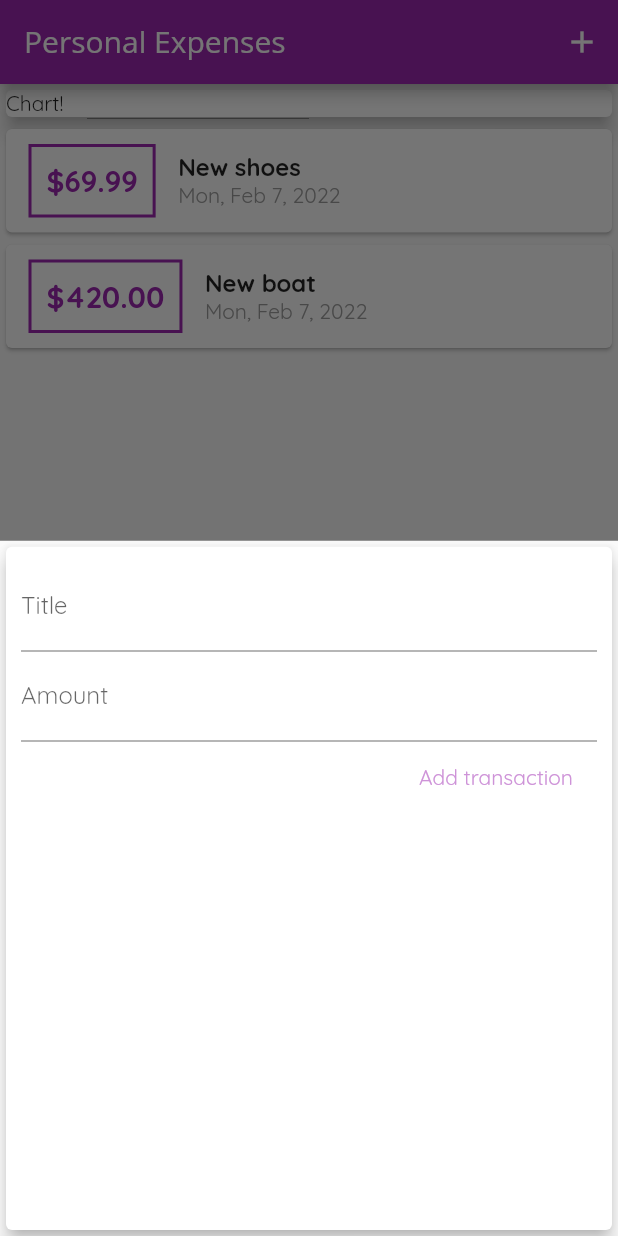
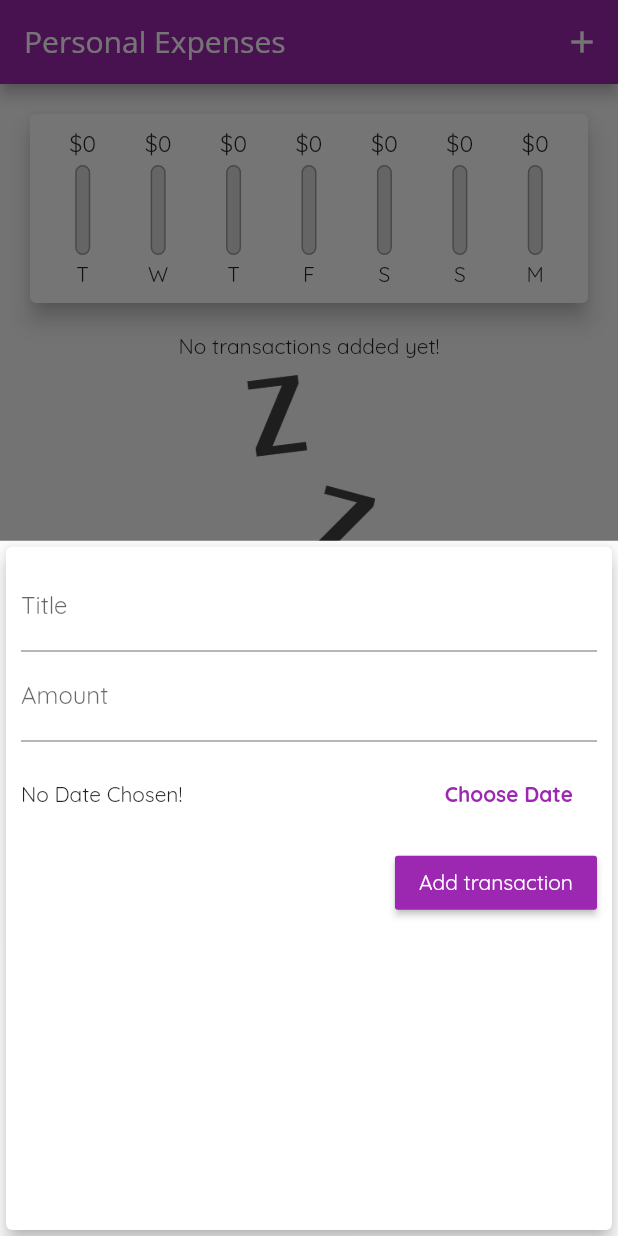
Before and after one commit to nrudelic/Flutter-develop, a Flutter app: the screen it shows after launch, after a tap on the "add" icon, on a phone screen of 412 x 824 dp. Run offline on Flutter 3.47's test engine with Material 2 defaults, Android fonts, the phone set to English and light mode, and no system bars.

Commit message:
ALmost finished

```diff
--- a/expenses_calculator/lib/main.dart
+++ b/expenses_calculator/lib/main.dart
@@ -1,7 +1,9 @@
 import 'package:flutter/material.dart';
 import 'package:flutter_complete_guide/models/transaction.dart';
+import 'package:flutter_complete_guide/widgets/chart.dart';
 import 'package:flutter_complete_guide/widgets/new_transaction.dart';
 import 'package:flutter_complete_guide/widgets/transaction_list.dart';
+import 'package:intl/intl.dart';
 
 //12 video
 void main() => runApp(MyApp());
@@ -30,16 +32,16 @@ class MyHomePage extends StatefulWidget {
 
 class _MyHomePageState extends State<MyHomePage> {
   final List<Transaction> _userTransactions = [
-    Transaction(
-        id: 't1', title: 'New shoes', amount: 69.99, date: DateTime.now()),
-    Transaction(id: 't2', title: 'New boat', amount: 420, date: DateTime.now()),
+    //Transaction(
+    //    id: 't1', title: 'New shoes', amount: 69.99, date: DateTime.now()),
+    //Transaction(id: 't2', title: 'New boat', amount: 420, date: DateTime.now()),
   ];
 
-  void _addNewTransaction(String title, double amount) {
+  void _addNewTransaction(String title, double amount, DateTime date) {
     final newTransaction = Transaction(
         title: title,
         amount: amount,
-        date: DateTime.now(),
+        date: date,
         id: DateTime.now().toString());
 
     setState(() {
@@ -53,6 +55,18 @@ class _MyHomePageState extends State<MyHomePage> {
         builder: (bCtx) {
           return NewTransaction(_addNewTransaction);
         });
+  }
+
+  void _deleteTransaction(){
+
+  }
+
+  List<Transaction> get _recentTransactions{
+    return _userTransactions.where((tx) {
+      return (tx.date as DateTime).isAfter(
+        DateTime.now().subtract(
+          Duration(days:7)));
+    }).toList();
   }
 
   @override
@@ -74,16 +88,7 @@ class _MyHomePageState extends State<MyHomePage> {
         //mainAxisAlignment: MainAxisAlignment.start,
         crossAxisAlignment: CrossAxisAlignment.stretch,
         children: [
-          Container(
-            width: double.infinity,
-            child: Card(
-              child: Container(
-                child: Text('Chart!'),
-                width: 100,
-              ),
-              elevation: 5,
-            ),
-          ),
+          Chart(_recentTransactions),
           TransactionList(_userTransactions),
         ],
       ),
--- /dev/null
+++ b/expenses_calculator/lib/widgets/chart.dart
@@ -0,0 +1,64 @@
+import 'package:flutter/material.dart';
+import 'package:flutter_complete_guide/models/transaction.dart';
+import 'package:flutter_complete_guide/widgets/chart_bar.dart';
+import 'package:intl/intl.dart';
+
+class Chart extends StatelessWidget {
+  final List<Transaction> recentTransactions;
+  final NUMBER_OF_DAYS_IN_WEEK = 7;
+
+  Chart(this.recentTransactions);
+
+  List<Map<String, Object>> get groupedTransactionValues {
+    return List.generate(NUMBER_OF_DAYS_IN_WEEK, (index) {
+      var weekDay = DateTime.now().subtract(
+        Duration(days: index),
+      );
+
+      double totalSum = 0;
+      for (var i = 0; i < recentTransactions.length; i++) {
+        if (recentTransactions[i].date?.day == weekDay.day &&
+            recentTransactions[i].date?.month == weekDay.month &&
+            recentTransactions[i].date?.year == weekDay.year) {
+          totalSum += recentTransactions[i].amount as double;
+        }
+      }
+
+      print(DateFormat.E().format(weekDay));
+      print(totalSum);
+
+      return {
+        'day': DateFormat.E().format(weekDay).substring(0, 1),
+        'amount': totalSum
+      };
+    }).reversed.toList();
+  }
+
+  double get maxSpending {
+    return groupedTransactionValues.fold(0.0, (sum, item) {
+      return sum + (item['amount'] as num);
+    });
+  }
+
+  @override
+  Widget build(BuildContext context) {
+    print(groupedTransactionValues);
+    return Card(
+      elevation: 6,
+      margin: EdgeInsets.all(20),
+      child: Container(
+        padding: EdgeInsets.all(10),
+        child: Row(
+          mainAxisAlignment: MainAxisAlignment.spaceAround,
+          children: groupedTransactionValues.map((data) {
+            return Flexible(
+              fit: FlexFit.tight,
+              child: ChartBar(data['day'] as String, data['amount'] as double,
+                  maxSpending == 0 ? 0 : (data['amount'] as double) / maxSpending),
+            );
+          }).toList(),
+        ),
+      ),
+    );
+  }
+}
--- /dev/null
+++ b/expenses_calculator/lib/widgets/chart_bar.dart
@@ -0,0 +1,50 @@
+import 'package:flutter/material.dart';
+
+class ChartBar extends StatelessWidget {
+  final String label;
+  final double spendingAmount;
+  final double spendingPercentOfTotal;
+
+  ChartBar(this.label, this.spendingAmount, this.spendingPercentOfTotal);
+
+  @override
+  Widget build(BuildContext context) {
+    return Column(
+      children: [
+        Container(
+          height: 20,
+          child: FittedBox(child: Text('\$${spendingAmount.toStringAsFixed(0)}'))),
+        SizedBox(
+          height: 4,
+        ),
+        Container(
+          height: 60,
+          width: 10,
+          child: Stack(
+            children: [
+              Container(
+                decoration: BoxDecoration(
+                  border: Border.all(color: Colors.grey, width: 1.0),
+                  color: Color.fromRGBO(220, 220, 220, 1),
+                  borderRadius: BorderRadius.circular(20),
+                ),
+              ),
+              FractionallySizedBox(
+                heightFactor: spendingPercentOfTotal,
+                child: Container(
+                  decoration:
+                      BoxDecoration(color: Theme.of(context).primaryColor, borderRadius: BorderRadius.circular(10)),
+
+                ),
+              )
+            ],
+          ),
+        ),
+        SizedBox(
+          height: 4,
+        ),
+        Text(label),
+      ],
+    );
+  }
+}
--- a/expenses_calculator/lib/widgets/new_transaction.dart
+++ b/expenses_calculator/lib/widgets/new_transaction.dart
@@ -1,5 +1,6 @@
 import 'package:flutter/material.dart';
 import 'package:flutter/services.dart';
+import 'package:intl/intl.dart';
 
 class NewTransaction extends StatefulWidget {
   final Function addTransaction;
@@ -13,6 +14,7 @@ class NewTransaction extends StatefulWidget {
 class _NewTransactionState extends State<NewTransaction> {
   final titleController = TextEditingController();
   final amountController = TextEditingController();
+  DateTime? selectedDate = null;
 
   void submitData() {
     final enteredTitle = titleController.text;
@@ -20,10 +22,24 @@ class _NewTransactionState extends State<NewTransaction> {
 
     if (enteredAmount <= 0 || enteredTitle.isEmpty) return;
 
-    widget.addTransaction(enteredTitle, enteredAmount);
+    widget.addTransaction(enteredTitle, enteredAmount, selectedDate);
 
     // Close the modal screen (pop close what in focus)
     Navigator.of(context).pop();
+  }
+
+  void _presentDatePicker() {
+    showDatePicker(
+            context: context,
+            initialDate: DateTime.now(),
+            firstDate: DateTime(2019),
+            lastDate: DateTime.now())
+        .then((pickedDate) {
+      if (pickedDate == null) return;
+      setState(() {
+        selectedDate = pickedDate;
+      });
+    });
   }
 
   @override
@@ -46,9 +62,30 @@ class _NewTransactionState extends State<NewTransaction> {
               keyboardType: TextInputType.number,
               onSubmitted: (_) => submitData(),
             ),
-            FlatButton(
+            Container(
+              height: 70,
+              child: Row(
+                children: [
+                  Expanded(
+                    child: Text(selectedDate != null
+                        ? DateFormat.yMd().format(selectedDate as DateTime)
+                        : 'No Date Chosen!'),
+                  ),
+                  FlatButton(
+                    onPressed: _presentDatePicker,
+                    child: Text(
+                      'Choose Date',
+                      style: TextStyle(fontWeight: FontWeight.bold),
+                    ),
+                    textColor: Theme.of(context).primaryColor,
+                  )
+                ],
+              ),
+            ),
+            RaisedButton(
               onPressed: submitData,
-              textColor: Colors.purple.shade200,
+              color: Theme.of(context).primaryColor,
+              textColor: Colors.white,
               child: Text('Add transaction'),
             ),
           ],
--- a/expenses_calculator/lib/widgets/transaction_list.dart
+++ b/expenses_calculator/lib/widgets/transaction_list.dart
@@ -11,50 +11,44 @@ class TransactionList extends StatelessWidget {
   Widget build(BuildContext context) {
     return Container(
       height: 300,
-      child: ListView.builder(
-        itemBuilder: (ctx, index) {
-          return Card(
-            child: Row(
+      child: transactions.isEmpty
+          ? Column(
               children: [
+                Text('No transactions added yet!'),
+                SizedBox(
+                  height: 10,
+                ),
                 Container(
-                  padding: EdgeInsets.all(10),
-                  margin: EdgeInsets.symmetric(vertical: 10, horizontal: 15),
-                  decoration: BoxDecoration(
-                    border: Border.all(color: Theme.of(context).primaryColor, width: 2),
-                  ),
-                  child: Text(
-                    '\$${transactions[index].amount?.toStringAsFixed(2)}',
-                    style: TextStyle(
-                      fontWeight: FontWeight.bold,
-                      fontSize: 20,
-                      color: Theme.of(context).primaryColor,
-                    ),
+                  height: 200,
+                  child: Image.asset(
+                    'assets/images/waiting.png',
+                    fit: BoxFit.cover,
                   ),
                 ),
-                Column(
-                  crossAxisAlignment: CrossAxisAlignment.start,
-                  children: [
-                    Text(
-                      transactions[index].title as String,
-                      style: TextStyle(
-                        fontSize: 16,
-                        fontWeight: FontWeight.bold,
+              ],
+            )
+          : ListView.builder(
+              itemBuilder: (ctx, index) {
+                return Card(
+                  margin: EdgeInsets.symmetric(vertical: 8, horizontal: 5),
+                  child: ListTile(
+                    leading: CircleAvatar(
+                      radius: 30,
+                      child: Padding(
+                        padding: EdgeInsets.all(6),
+                        child: FittedBox(
+                          child: Text('\$${transactions[index].amount}'),
+                        ),
                       ),
                     ),
-                    Text(
-                      DateFormat().add_yMMMEd().format(transactions[index].date as DateTime),
-                      style: TextStyle(
-                        color: Colors.grey,
-                      ),
-                    ),
-                  ],
-                )
-              ],
+                    title: Text(transactions[index].title as String,),
+                    subtitle: Text(DateFormat.yMMMd().format(transactions[index].date as DateTime)),
+                    trailing: IconButton(onPressed: (){}, icon: Icon(Icons.delete)), iconColor: Theme.of(context).errorColor,
+                  ),
+                );
+              },
+              itemCount: transactions.length,
             ),
-          );
-        },
-        itemCount: transactions.length,
-      ),
     );
   }
 }
--- a/expenses_calculator/pubspec.yaml
+++ b/expenses_calculator/pubspec.yaml
@@ -46,9 +46,9 @@ flutter:
   uses-material-design: true
 
   # To add assets to your application, add an assets section, like this:
-  # assets:
-  #   - images/a_dot_burr.jpeg
-  #   - images/a_dot_ham.jpeg
+  assets:
+    - assets/images/waiting.png
+
 
   # An image asset can refer to one or more resolution-specific "variants", see
   # https://flutter.dev/assets-and-images/#resolution-aware.
```
Also changed, not shown: expenses_calculator/assets/images/waiting.png (added).
